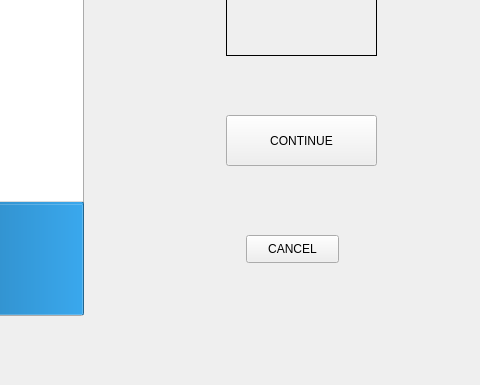
Before: the Qt Designer form GUI/camera.ui in vduyhai/Do-an-tot-nghiep, drawn with Qt 5; both pictures show x 544 to 1024 and y 215 to 600 of the 1024 by 600 pixel window.
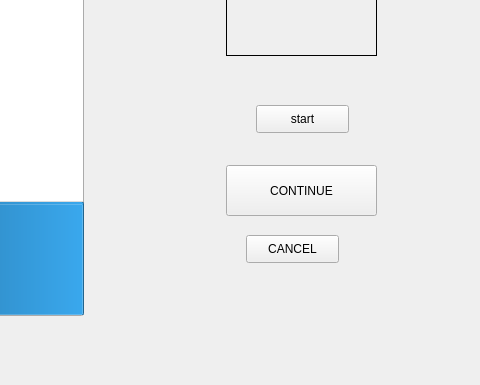
After: the same form once the commit is applied.

Diff of the .ui file:
```diff
--- a/GUI/camera.ui
+++ b/GUI/camera.ui
@@ -53,7 +53,7 @@
     <property name="geometry">
      <rect>
       <x>770</x>
-      <y>330</y>
+      <y>380</y>
       <width>151</width>
       <height>51</height>
      </rect>
@@ -91,6 +91,19 @@
      <string/>
     </property>
    </widget>
+   <widget class="QPushButton" name="start">
+    <property name="geometry">
+     <rect>
+      <x>800</x>
+      <y>320</y>
+      <width>93</width>
+      <height>28</height>
+     </rect>
+    </property>
+    <property name="text">
+     <string>start</string>
+    </property>
+   </widget>
   </widget>
  </widget>
  <resources/>
```
